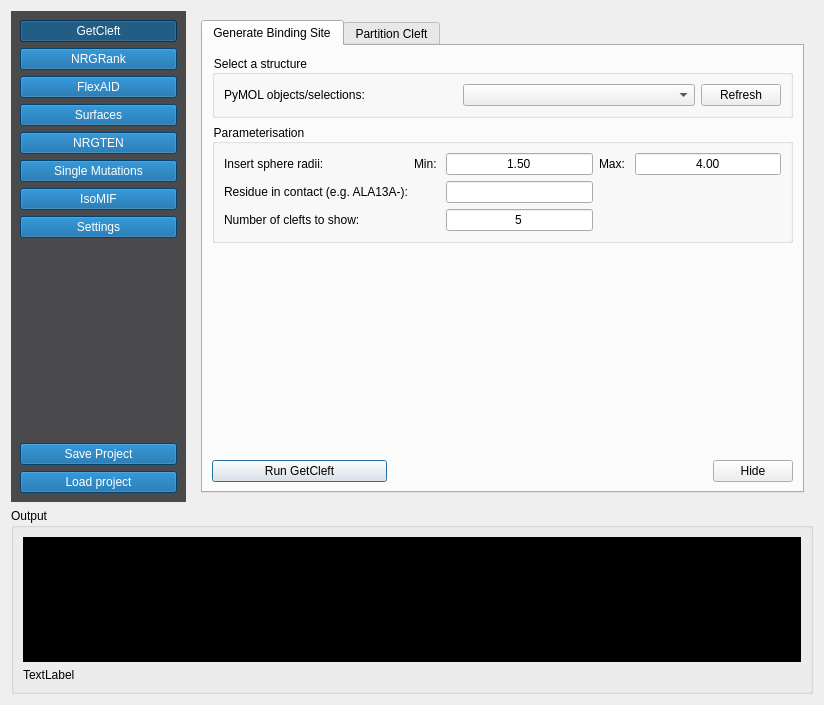
The window that plugin.ui (ThomasDesc/NRG_plugin) describes before a commit, drawn with Qt 5.
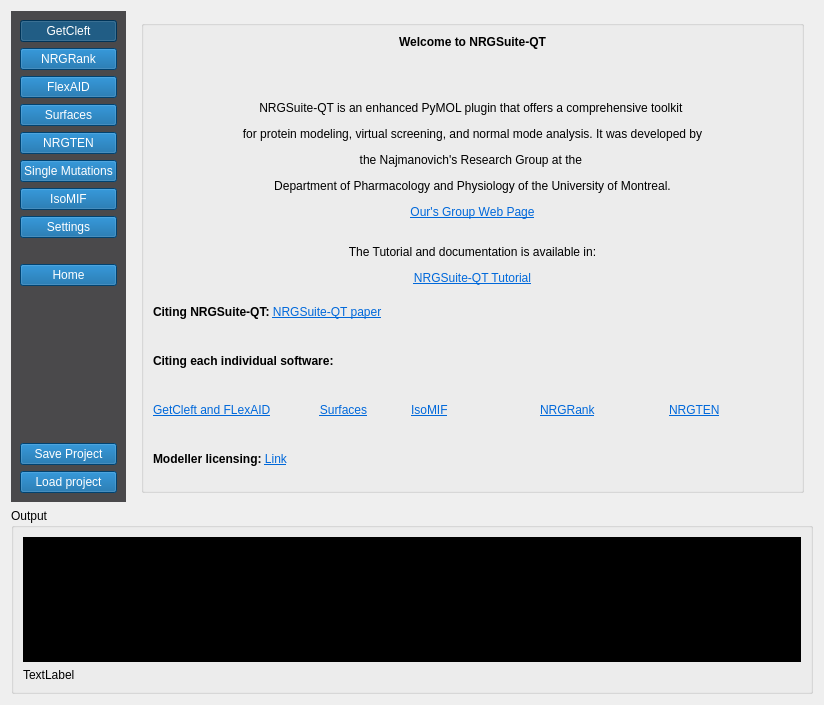
The same window after the commit. Icons and pictures are not drawn.

Patch:
```diff
--- a/plugin.ui
+++ b/plugin.ui
@@ -59,13 +59,13 @@
        <widget class="QWidget" name="verticalWidget_2" native="true">
         <property name="minimumSize">
          <size>
-          <width>175</width>
+          <width>0</width>
           <height>0</height>
          </size>
         </property>
         <property name="maximumSize">
          <size>
-          <width>16777215</width>
+          <width>500</width>
           <height>16777215</height>
          </size>
         </property>
@@ -199,6 +199,38 @@
            </property>
           </widget>
          </item>
+         <item>
+          <widget class="QLabel" name="logo">
+           <property name="minimumSize">
+            <size>
+             <width>0</width>
+             <height>0</height>
+            </size>
+           </property>
+           <property name="maximumSize">
+            <size>
+             <width>180</width>
+             <height>180</height>
+            </size>
+           </property>
+           <property name="text">
+            <string/>
+           </property>
+           <property name="pixmap">
+            <pixmap>src/LogoPackage/Logo1.png</pixmap>
+           </property>
+           <property name="scaledContents">
+            <bool>true</bool>
+           </property>
+          </widget>
+         </item>
+         <item>
+          <widget class="QPushButton" name="button_home">
+           <property name="text">
+            <string>Home</string>
+           </property>
+          </widget>
+         </item>
          <item>
           <spacer name="verticalSpacer">
            <property name="orientation">
@@ -253,7 +285,7 @@
          <string notr="true">font-size:20;</string>
         </property>
         <property name="currentIndex">
-         <number>0</number>
+         <number>8</number>
         </property>
         <widget class="QWidget" name="getcleft_page">
          <layout class="QVBoxLayout" name="verticalLayout_10">
@@ -3105,6 +3137,110 @@
           </item>
          </layout>
         </widget>
+        <widget class="QWidget" name="Welcome">
+         <layout class="QVBoxLayout" name="verticalLayout_30">
+          <item>
+           <widget class="QGroupBox" name="groupBox_4">
+            <property name="title">
+             <string/>
+            </property>
+            <layout class="QVBoxLayout" name="verticalLayout_28">
+             <item>
+              <widget class="QFrame" name="frame_16">
+               <property name="frameShape">
+                <enum>QFrame::NoFrame</enum>
+               </property>
+               <property name="frameShadow">
+                <enum>QFrame::Plain</enum>
+               </property>
+               <layout class="QHBoxLayout" name="horizontalLayout_22">
+                <property name="leftMargin">
+                 <number>0</number>
+                </property>
+                <property name="topMargin">
+                 <number>0</number>
+                </property>
+                <property name="rightMargin">
+                 <number>0</number>
+                </property>
+                <property name="bottomMargin">
+                 <number>0</number>
+                </property>
+                <item>
+                 <widget class="QLabel" name="label_4">
+                  <property name="text">
+                   <string>&lt;html&gt;&lt;head/&gt;&lt;body&gt;&lt;p align=&quot;center&quot;&gt;&lt;span style=&quot; font-weight:600;&quot;&gt;Welcome to NRGSuite-QT&lt;/span&gt;&lt;/p&gt;&lt;p&gt;&lt;br/&gt;&lt;/p&gt;&lt;p align=&quot;center&quot;&gt;NRGSuite-QT is an enhanced PyMOL plugin that offers a comprehensive toolkit &lt;/p&gt;&lt;p align=&quot;center&quot;&gt;for protein modeling, virtual screening, and normal mode analysis. It was developed by&lt;/p&gt;&lt;p align=&quot;center&quot;&gt;the Najmanovich's Research Group at the &lt;/p&gt;&lt;p align=&quot;center&quot;&gt;Department of Pharmacology and Physiology of the University of Montreal.&lt;/p&gt;&lt;p align=&quot;center&quot;&gt;&lt;a href=&quot;https://nrg-qt.readthedocs.io/en/latest/index.html&quot;&gt;&lt;span style=&quot; text-decoration: underline; color:#0068da;&quot;&gt;Our's Group Web Page&lt;/span&gt;&lt;/a&gt;&lt;br/&gt;&lt;/p&gt;&lt;p align=&quot;center&quot;&gt;The Tutorial and documentation is available in:&lt;/p&gt;&lt;p align=&quot;center&quot;&gt;&lt;a href=&quot;https://nrg-qt.readthedocs.io/en/latest/index.html&quot;&gt;&lt;span style=&quot; text-decoration: underline; color:#0068da;&quot;&gt;NRGSuite-QT Tutorial&lt;/span&gt;&lt;/a&gt;&lt;/p&gt;&lt;/body&gt;&lt;/html&gt;</string>
+                  </property>
+                 </widget>
+                </item>
+               </layout>
+              </widget>
+             </item>
+             <item>
+              <widget class="QLabel" name="label_5">
+               <property name="text">
+                <string>&lt;html&gt;&lt;head/&gt;&lt;body&gt;&lt;p&gt;&lt;span style=&quot; font-weight:600;&quot;&gt;Citing NRGSuite-QT: &lt;/span&gt;&lt;a href=&quot;...&quot;&gt;&lt;span style=&quot; text-decoration: underline; color:#0068da;&quot;&gt;NRGSuite-QT paper&lt;/span&gt;&lt;/a&gt;&lt;/p&gt;&lt;/body&gt;&lt;/html&gt;</string>
+               </property>
+              </widget>
+             </item>
+             <item>
+              <widget class="QLabel" name="label_11">
+               <property name="text">
+                <string>&lt;html&gt;&lt;head/&gt;&lt;body&gt;&lt;p&gt;&lt;span style=&quot; font-weight:600;&quot;&gt;Citing each individual software:&lt;/span&gt;&lt;/p&gt;&lt;/body&gt;&lt;/html&gt;</string>
+               </property>
+              </widget>
+             </item>
+             <item>
+              <layout class="QHBoxLayout" name="horizontalLayout_21">
+               <item>
+                <widget class="QLabel" name="label_8">
+                 <property name="text">
+                  <string>&lt;html&gt;&lt;head/&gt;&lt;body&gt;&lt;p&gt;&lt;a href=&quot;https://doi.org/10.1021/acs.jcim.5b00078&quot;&gt;&lt;span style=&quot; text-decoration: underline; color:#0068da;&quot;&gt;GetCleft and FLexAID&lt;/span&gt;&lt;/a&gt;&lt;/p&gt;&lt;/body&gt;&lt;/html&gt;</string>
+                 </property>
+                </widget>
+               </item>
+               <item>
+                <widget class="QLabel" name="label_9">
+                 <property name="text">
+                  <string>&lt;html&gt;&lt;head/&gt;&lt;body&gt;&lt;p align=&quot;center&quot;&gt;&lt;a href=&quot;https://doi.org/10.1093/bioinformatics/btad608&quot;&gt;&lt;span style=&quot; text-decoration: underline; color:#0068da;&quot;&gt;Surfaces&lt;/span&gt;&lt;/a&gt;&lt;/p&gt;&lt;/body&gt;&lt;/html&gt;</string>
+                 </property>
+                </widget>
+               </item>
+               <item>
+                <widget class="QLabel" name="label_7">
+                 <property name="text">
+                  <string>&lt;html&gt;&lt;head/&gt;&lt;body&gt;&lt;p&gt;&lt;a href=&quot;https://pubmed.ncbi.nlm.nih.gov/26504139/&quot;&gt;&lt;span style=&quot; text-decoration: underline; color:#0068da;&quot;&gt;IsoMIF&lt;/span&gt;&lt;/a&gt;&lt;/p&gt;&lt;/body&gt;&lt;/html&gt;</string>
+                 </property>
+                </widget>
+               </item>
+               <item>
+                <widget class="QLabel" name="label_6">
+                 <property name="text">
+                  <string>&lt;html&gt;&lt;head/&gt;&lt;body&gt;&lt;p&gt;&lt;a href=&quot;....&quot;&gt;&lt;span style=&quot; text-decoration: underline; color:#0068da;&quot;&gt;NRGRank&lt;/span&gt;&lt;/a&gt;&lt;/p&gt;&lt;/body&gt;&lt;/html&gt;</string>
+                 </property>
+                </widget>
+               </item>
+               <item>
+                <widget class="QLabel" name="label_10">
+                 <property name="text">
+                  <string>&lt;html&gt;&lt;head/&gt;&lt;body&gt;&lt;p&gt;&lt;a href=&quot;https://academic.oup.com/bioinformatics/article/37/19/3369/6179106&quot;&gt;&lt;span style=&quot; text-decoration: underline; color:#0068da;&quot;&gt;NRGTEN&lt;/span&gt;&lt;/a&gt;&lt;/p&gt;&lt;/body&gt;&lt;/html&gt;</string>
+                 </property>
+                </widget>
+               </item>
+              </layout>
+             </item>
+             <item>
+              <widget class="QLabel" name="label_12">
+               <property name="text">
+                <string>&lt;html&gt;&lt;head/&gt;&lt;body&gt;&lt;p&gt;&lt;span style=&quot; font-weight:600;&quot;&gt;Modeller licensing: &lt;/span&gt;&lt;a href=&quot;https://salilab.org/modeller/&quot;&gt;&lt;span style=&quot; text-decoration: underline; color:#0068da;&quot;&gt;Link&lt;/span&gt;&lt;/a&gt;&lt;/p&gt;&lt;/body&gt;&lt;/html&gt;</string>
+               </property>
+              </widget>
+             </item>
+            </layout>
+           </widget>
+          </item>
+         </layout>
+        </widget>
        </widget>
       </item>
      </layout>
```
